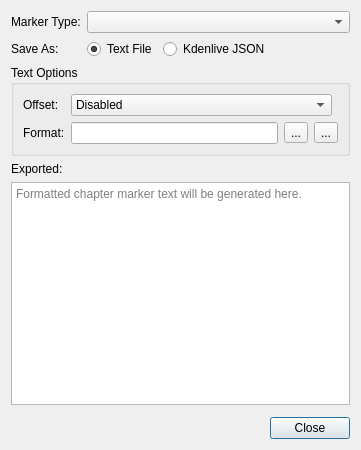
Before: the Qt Designer form src/ui/exportguidesdialog_ui.ui in KDE/kdenlive, drawn with Qt 5.
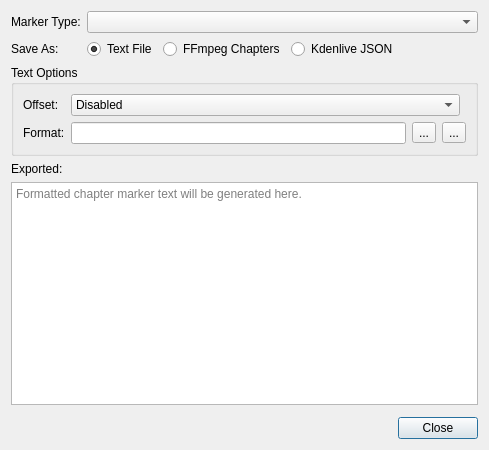
After: the same form once the commit is applied. Icons and pictures are not drawn. Custom widgets are drawn as their Qt base class.

Commit message: Add option to export guides as FFmpeg chapter file CCBUG: 451936

The edit to the form file:
```diff
--- a/src/ui/exportguidesdialog_ui.ui
+++ b/src/ui/exportguidesdialog_ui.ui
@@ -10,7 +10,7 @@
    <rect>
     <x>0</x>
     <y>0</y>
-    <width>361</width>
+    <width>489</width>
     <height>450</height>
    </rect>
   </property>
@@ -18,57 +18,27 @@
    <string>Marker</string>
   </property>
   <layout class="QGridLayout" name="gridLayout">
-   <item row="0" column="0">
-    <widget class="QLabel" name="label_3">
-     <property name="sizePolicy">
-      <sizepolicy hsizetype="Maximum" vsizetype="Preferred">
-       <horstretch>0</horstretch>
-       <verstretch>0</verstretch>
-      </sizepolicy>
-     </property>
-     <property name="text">
-      <string>Marker Type:</string>
-     </property>
-    </widget>
-   </item>
-   <item row="1" column="0">
-    <widget class="QLabel" name="label_5">
-     <property name="text">
-      <string>Save As:</string>
-     </property>
-    </widget>
-   </item>
-   <item row="1" column="1">
-    <widget class="QRadioButton" name="format_text">
-     <property name="text">
-      <string>Text File</string>
-     </property>
-     <property name="checked">
+   <item row="4" column="0" colspan="5">
+    <widget class="QPlainTextEdit" name="generatedContent">
+     <property name="readOnly">
       <bool>true</bool>
      </property>
-    </widget>
-   </item>
-   <item row="1" column="2">
-    <widget class="QRadioButton" name="format_json">
-     <property name="text">
-      <string>Kdenlive JSON</string>
+     <property name="placeholderText">
+      <string>Formatted chapter marker text will be generated here.</string>
      </property>
     </widget>
    </item>
-   <item row="1" column="3">
-    <spacer name="horizontalSpacer">
+   <item row="6" column="0" colspan="5">
+    <widget class="QDialogButtonBox" name="buttonBox">
      <property name="orientation">
       <enum>Qt::Horizontal</enum>
      </property>
-     <property name="sizeHint" stdset="0">
-      <size>
-       <width>55</width>
-       <height>20</height>
-      </size>
+     <property name="standardButtons">
+      <set>QDialogButtonBox::Close</set>
      </property>
-    </spacer>
+    </widget>
    </item>
-   <item row="2" column="0" colspan="4">
+   <item row="2" column="0" colspan="5">
     <widget class="QGroupBox" name="textOptions">
      <property name="title">
       <string>Text Options</string>
@@ -170,41 +140,57 @@
      </layout>
     </widget>
    </item>
-   <item row="3" column="0" colspan="4">
-    <widget class="QLabel" name="label_2">
-     <property name="text">
-      <string>Exported:</string>
-     </property>
-    </widget>
-   </item>
-   <item row="4" column="0" colspan="4">
-    <widget class="QPlainTextEdit" name="generatedContent">
-     <property name="readOnly">
-      <bool>true</bool>
-     </property>
-     <property name="placeholderText">
-      <string>Formatted chapter marker text will be generated here.</string>
-     </property>
-    </widget>
-   </item>
-   <item row="5" column="0" colspan="4">
+   <item row="5" column="0" colspan="5">
     <widget class="KMessageWidget" name="messageWidget">
      <property name="closeButtonVisible">
       <bool>true</bool>
      </property>
     </widget>
    </item>
-   <item row="6" column="0" colspan="4">
-    <widget class="QDialogButtonBox" name="buttonBox">
+   <item row="0" column="0">
+    <widget class="QLabel" name="label_3">
+     <property name="sizePolicy">
+      <sizepolicy hsizetype="Maximum" vsizetype="Preferred">
+       <horstretch>0</horstretch>
+       <verstretch>0</verstretch>
+      </sizepolicy>
+     </property>
+     <property name="text">
+      <string>Marker Type:</string>
+     </property>
+    </widget>
+   </item>
+   <item row="1" column="4">
+    <spacer name="horizontalSpacer">
      <property name="orientation">
       <enum>Qt::Horizontal</enum>
      </property>
-     <property name="standardButtons">
-      <set>QDialogButtonBox::Close</set>
+     <property name="sizeHint" stdset="0">
+      <size>
+       <width>55</width>
+       <height>20</height>
+      </size>
      </property>
+    </spacer>
+   </item>
+   <item row="1" column="1">
+    <widget class="QRadioButton" name="format_text">
+     <property name="text">
+      <string>Text File</string>
+     </property>
+     <property name="checked">
+      <bool>true</bool>
+     </property>
     </widget>
    </item>
-   <item row="0" column="1" colspan="3">
+   <item row="1" column="3">
+    <widget class="QRadioButton" name="format_json">
+     <property name="text">
+      <string>Kdenlive JSON</string>
+     </property>
+    </widget>
+   </item>
+   <item row="0" column="1" colspan="4">
     <widget class="MarkerCategoryChooser" name="categoryChooser">
      <property name="sizePolicy">
       <sizepolicy hsizetype="MinimumExpanding" vsizetype="Fixed">
@@ -217,20 +203,41 @@
      </property>
     </widget>
    </item>
+   <item row="1" column="0">
+    <widget class="QLabel" name="label_5">
+     <property name="text">
+      <string>Save As:</string>
+     </property>
+    </widget>
+   </item>
+   <item row="3" column="0" colspan="5">
+    <widget class="QLabel" name="label_2">
+     <property name="text">
+      <string>Exported:</string>
+     </property>
+    </widget>
+   </item>
+   <item row="1" column="2">
+    <widget class="QRadioButton" name="format_ffmpeg">
+     <property name="text">
+      <string>FFmpeg Chapters</string>
+     </property>
+    </widget>
+   </item>
   </layout>
  </widget>
  <customwidgets>
-  <customwidget>
-   <class>TimecodeDisplay</class>
-   <extends>QWidget</extends>
-   <header>widgets/timecodedisplay.h</header>
-  </customwidget>
   <customwidget>
    <class>KMessageWidget</class>
    <extends>QFrame</extends>
    <header>kmessagewidget.h</header>
    <container>1</container>
   </customwidget>
+  <customwidget>
+   <class>TimecodeDisplay</class>
+   <extends>QWidget</extends>
+   <header>widgets/timecodedisplay.h</header>
+  </customwidget>
   <customwidget>
    <class>MarkerCategoryChooser</class>
    <extends>QComboBox</extends>
```
Left out of the diff: 13 changed lines with no effect on the pictures. The commit also changes 3 other files.
